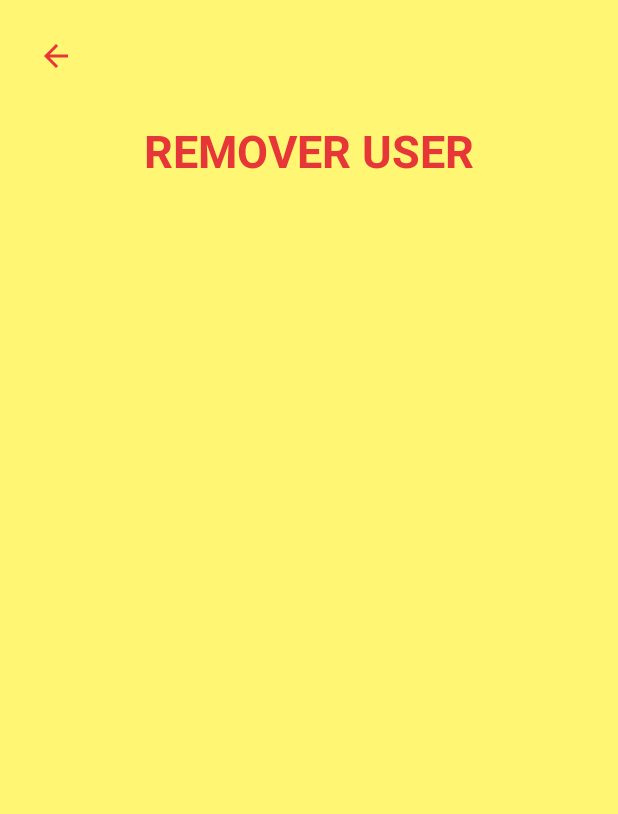
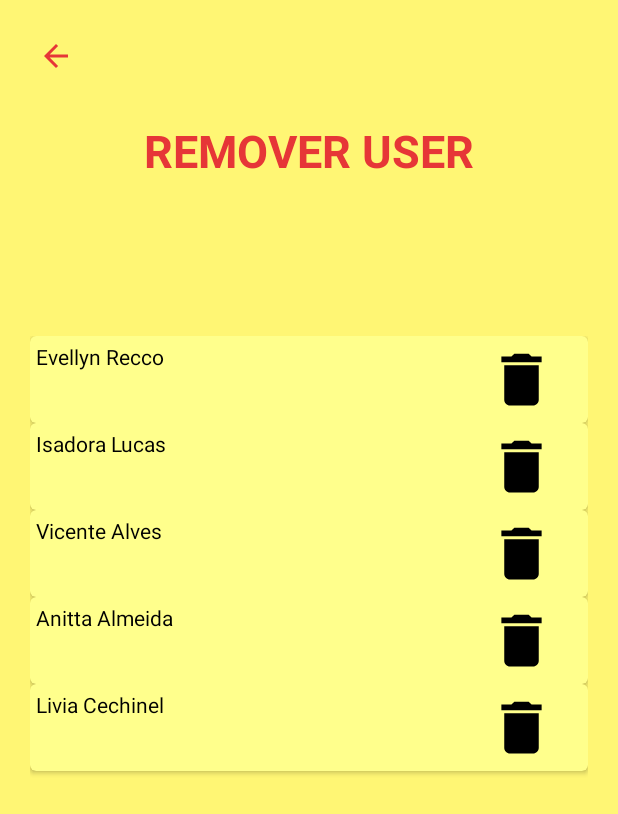
Before and after one commit to CristianeMaragno/PD2-DiretoriaApp, an Android app: the UserRemovalActivity screen opened directly, with no data from a screen before it, on a phone screen of 412 x 824 dp. Shown: the top 814 px of the screen. Run offline under Robolectric (Android 15) with nearby library versions, the phone set to English and light mode, and no system bars; our stand-ins replace Firebase (no records; nobody signed in at launch, a user with empty details on screens opened directly).

Commit message:
Adiciona uma list ao recycler view junto com um botão de delete

```diff
--- /dev/null
+++ b/app/src/main/java/com/cristianerm/pd2diretoria/AdapterUserRemoval.java
@@ -0,0 +1,48 @@
+package com.cristianerm.pd2diretoria;
+
+import android.view.LayoutInflater;
+import android.view.View;
+import android.view.ViewGroup;
+import android.widget.ImageView;
+import android.widget.TextView;
+
+import androidx.recyclerview.widget.RecyclerView;
+
+import java.util.ArrayList;
+
+public class AdapterUserRemoval extends RecyclerView.Adapter<AdapterUserRemoval.AdapterUserRemovalViewHolder> {
+
+    private ArrayList<RemoverUserItem> mUsersList;
+
+    public static class AdapterUserRemovalViewHolder extends RecyclerView.ViewHolder {
+
+        public TextView mTextView;
+        public ImageView mImageView;
+
+        public AdapterUserRemovalViewHolder(View itemView) {
+            super(itemView);
+            mTextView = itemView.findViewById(R.id.textViewUserRegistrado);
+            mImageView = itemView.findViewById(R.id.imageViewDeleteUser);
+
+        }
+    }
+    public AdapterUserRemoval(ArrayList<RemoverUserItem> usersList) {
+        mUsersList = usersList;
+    }
+    @Override
+    public AdapterUserRemovalViewHolder onCreateViewHolder(ViewGroup parent, int viewType) {
+        View v = LayoutInflater.from(parent.getContext()).inflate(R.layout.remover_user_item, parent, false);
+        AdapterUserRemovalViewHolder rvh = new AdapterUserRemovalViewHolder(v);
+        return rvh;
+    }
+    @Override
+    public void onBindViewHolder(AdapterUserRemovalViewHolder holder, int position) {
+        RemoverUserItem currentItem = mUsersList.get(position);
+        holder.mImageView.setImageResource(currentItem.getImageResource());
+        holder.mTextView.setText(currentItem.getText());
+    }
+    @Override
+    public int getItemCount() {
+        return mUsersList.size();
+    }
+}
--- /dev/null
+++ b/app/src/main/java/com/cristianerm/pd2diretoria/RemoverUserItem.java
@@ -0,0 +1,20 @@
+package com.cristianerm.pd2diretoria;
+
+public class RemoverUserItem {
+    private int mImageResource;
+    private String mText;
+
+    public RemoverUserItem(int imageResource, String text) {
+        mImageResource = imageResource;
+        mText = text;
+    }
+
+    public int getImageResource() {
+        return mImageResource;
+    }
+
+    public String getText() {
+        return mText;
+    }
+
+}
--- a/app/src/main/java/com/cristianerm/pd2diretoria/UserRemovalActivity.java
+++ b/app/src/main/java/com/cristianerm/pd2diretoria/UserRemovalActivity.java
@@ -1,14 +1,82 @@
 package com.cristianerm.pd2diretoria;
 
+import androidx.annotation.NonNull;
 import androidx.appcompat.app.AppCompatActivity;
+import androidx.recyclerview.widget.LinearLayoutManager;
+import androidx.recyclerview.widget.RecyclerView;
 
+import android.content.Intent;
 import android.os.Bundle;
+import android.view.View;
+import android.widget.ImageButton;
+import android.widget.Toast;
+
+import com.google.firebase.auth.FirebaseAuth;
+import com.google.firebase.auth.FirebaseUser;
+import com.google.firebase.database.DatabaseReference;
+import com.google.firebase.database.FirebaseDatabase;
+
+import java.util.ArrayList;
 
 public class UserRemovalActivity extends AppCompatActivity {
+
+    ImageButton voltar;
+
+    private RecyclerView mRecyclerView;
+    private RecyclerView.Adapter mAdapter;
+    private RecyclerView.LayoutManager mLayoutManager;
+
+    private static final String TAG = "User Removal Activity";
+
+    private FirebaseDatabase mFirebaseDatase;
+    private FirebaseAuth mAuth;
+    private FirebaseAuth.AuthStateListener mAuthListener;
+    private DatabaseReference myRef;
 
     @Override
     protected void onCreate(Bundle savedInstanceState) {
         super.onCreate(savedInstanceState);
         setContentView(R.layout.activity_user_removal);
+
+        voltar = (ImageButton) findViewById(R.id.buttonVoltarUserRemoval);
+        mRecyclerView = findViewById(R.id.recycler_view_remover_users);
+
+        mAuth = FirebaseAuth.getInstance();
+        mFirebaseDatase = FirebaseDatabase.getInstance();
+        myRef = mFirebaseDatase.getReference();
+
+        mAuthListener = new FirebaseAuth.AuthStateListener() {
+            @Override
+            public void onAuthStateChanged(@NonNull FirebaseAuth firebaseAuth) {
+                FirebaseUser user = mAuth.getCurrentUser();
+                if (user != null) {
+                    Toast.makeText(UserRemovalActivity.this, "User sighed in", Toast.LENGTH_SHORT).show();
+                } else {
+                    Toast.makeText(UserRemovalActivity.this, "User not sighed in", Toast.LENGTH_SHORT).show();
+                }
+            }
+        };
+
+        voltar.setOnClickListener(new View.OnClickListener() {
+            @Override
+            public void onClick(View v) {
+                Intent i;
+                i = new Intent(UserRemovalActivity.this, UsersActivity.class);
+                startActivity(i);
+            }
+        });
+
+        ArrayList<RemoverUserItem> usersList = new ArrayList<>();
+        usersList.add(new RemoverUserItem(R.drawable.ic_delete, "Evellyn Recco"));
+        usersList.add(new RemoverUserItem(R.drawable.ic_delete, "Isadora Lucas"));
+        usersList.add(new RemoverUserItem(R.drawable.ic_delete, "Vicente Alves"));
+        usersList.add(new RemoverUserItem(R.drawable.ic_delete, "Anitta Almeida"));
+        usersList.add(new RemoverUserItem(R.drawable.ic_delete, "Livia Cechinel"));
+
+        mRecyclerView.setHasFixedSize(true);
+        mLayoutManager = new LinearLayoutManager(this);
+        mAdapter = new AdapterUserRemoval(usersList);
+        mRecyclerView.setLayoutManager(mLayoutManager);
+        mRecyclerView.setAdapter(mAdapter);
     }
 }
--- /dev/null
+++ b/app/src/main/res/drawable/ic_delete.xml
@@ -0,0 +1,9 @@
+<vector xmlns:android="http://schemas.android.com/apk/res/android"
+        android:width="24dp"
+        android:height="24dp"
+        android:viewportWidth="24.0"
+        android:viewportHeight="24.0">
+    <path
+        android:fillColor="#FF000000"
+        android:pathData="M6,19c0,1.1 0.9,2 2,2h8c1.1,0 2,-0.9 2,-2V7H6v12zM19,4h-3.5l-1,-1h-5l-1,1H5v2h14V4z"/>
+</vector>
--- a/app/src/main/res/layout/activity_user_removal.xml
+++ b/app/src/main/res/layout/activity_user_removal.xml
@@ -34,7 +34,7 @@
         app:layout_constraintTop_toTopOf="parent" />
 
     <androidx.recyclerview.widget.RecyclerView
-        android:id="@+id/recycler_view_remover_user"
+        android:id="@+id/recycler_view_remover_users"
         android:layout_width="match_parent"
         android:layout_height="@dimen/list_view_h"
         android:layout_marginLeft="@dimen/list_view_margin_left"
--- a/app/src/main/res/layout/remover_user_item.xml
+++ b/app/src/main/res/layout/remover_user_item.xml
@@ -1,30 +1,30 @@
 <?xml version="1.0" encoding="utf-8"?>
-<androidx.constraintlayout.widget.ConstraintLayout
-    xmlns:android="http://schemas.android.com/apk/res/android"
+<androidx.cardview.widget.CardView xmlns:android="http://schemas.android.com/apk/res/android"
     xmlns:app="http://schemas.android.com/apk/res-auto"
     xmlns:tools="http://schemas.android.com/tools"
-    android:layout_width="wrap_content"
-    android:layout_height="wrap_content">
+    android:layout_width="match_parent"
+    android:layout_height="wrap_content"
+    app:cardBackgroundColor="@color/Amarelo2"
+    app:cardCornerRadius="4dp">
+    <RelativeLayout
+        android:layout_width="match_parent"
+        android:layout_height="match_parent"
+        android:layout_margin="4dp">
 
-    <TextView
-        android:id="@+id/user_registrado_remover"
-        android:layout_width="match_parent"
-        android:layout_height="wrap_content"
-        android:layout_centerVertical="true"
-        android:layout_toEndOf="@+id/img_item"
-        android:layout_toRightOf="@+id/img_item"
-        android:padding="10dp"
-        android:text="User name"
-        android:textColor="#000"
-        android:textSize="20sp"
-        tools:layout_editor_absoluteX="80dp" />
+        <TextView
+            android:id="@+id/textViewUserRegistrado"
+            android:layout_width="wrap_content"
+            android:layout_height="wrap_content"
+            android:layout_alignParentTop="true"
+            android:text="Line 1"
+            android:textColor="@android:color/black" />
 
-    <ImageView
-        android:id="@+id/img_item"
-        android:layout_width="50dp"
-        android:layout_height="50dp"
-        android:contentDescription="@string/app_name"
-        android:scaleType="fitXY"
-        app:layout_constraintStart_toEndOf="@+id/user_registrado_remover"
-        tools:srcCompat="@android:drawable/ic_delete" />
-</androidx.constraintlayout.widget.ConstraintLayout>
+        <ImageView
+            android:id="@+id/imageViewDeleteUser"
+            android:layout_width="50dp"
+            android:layout_height="50dp"
+            android:layout_alignParentEnd="true"
+            android:layout_marginEnd="15dp"
+            android:padding="2dp" />
+    </RelativeLayout>
+</androidx.cardview.widget.CardView>
```
